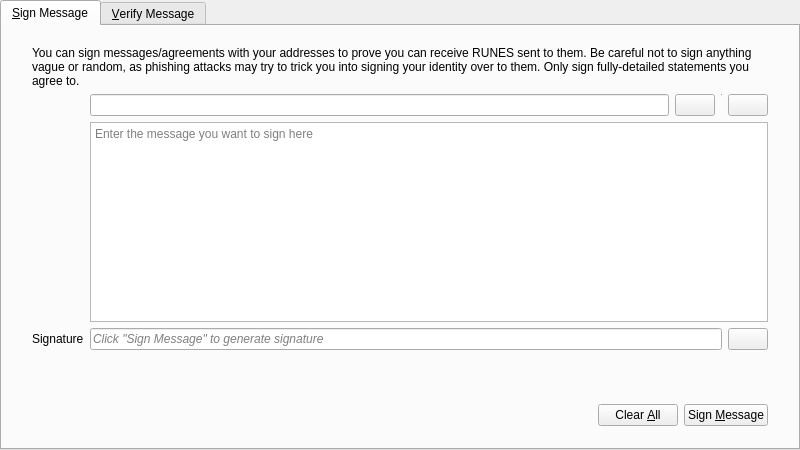
Before: the Qt Designer form src/qt/forms/signverifymessagedialog.ui in Runebase/runebase, drawn with Qt 5.
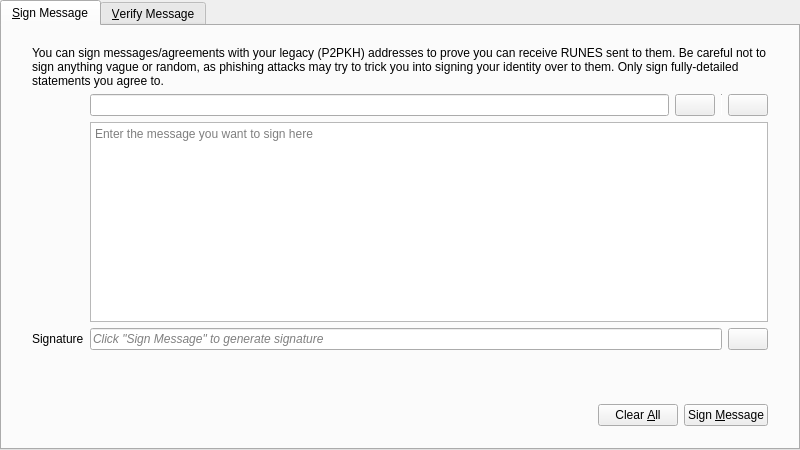
After: the same form once the commit is applied. Icons and pictures are not drawn. Custom widgets are drawn as their Qt base class.

```diff
--- a/src/qt/forms/signverifymessagedialog.ui
+++ b/src/qt/forms/signverifymessagedialog.ui
@@ -196,7 +196,7 @@
            <item row="0" column="0" colspan="2">
             <widget class="QLabel" name="infoLabel_SM">
              <property name="text">
-              <string>You can sign messages/agreements with your addresses to prove you can receive RUNES sent to them. Be careful not to sign anything vague or random, as phishing attacks may try to trick you into signing your identity over to them. Only sign fully-detailed statements you agree to.</string>
+              <string>You can sign messages/agreements with your legacy (P2PKH) addresses to prove you can receive RUNES sent to them. Be careful not to sign anything vague or random, as phishing attacks may try to trick you into signing your identity over to them. Only sign fully-detailed statements you agree to.</string>
              </property>
              <property name="textFormat">
               <enum>Qt::PlainText</enum>
```
